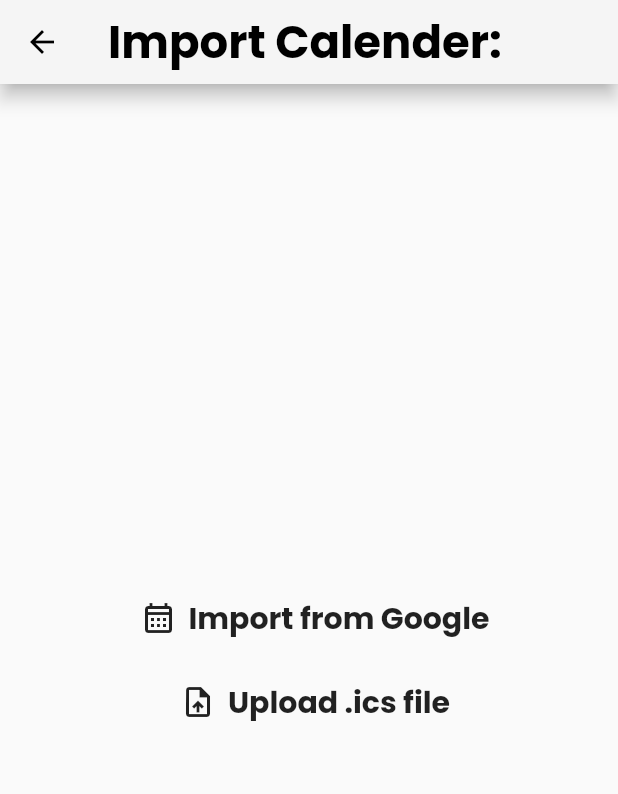
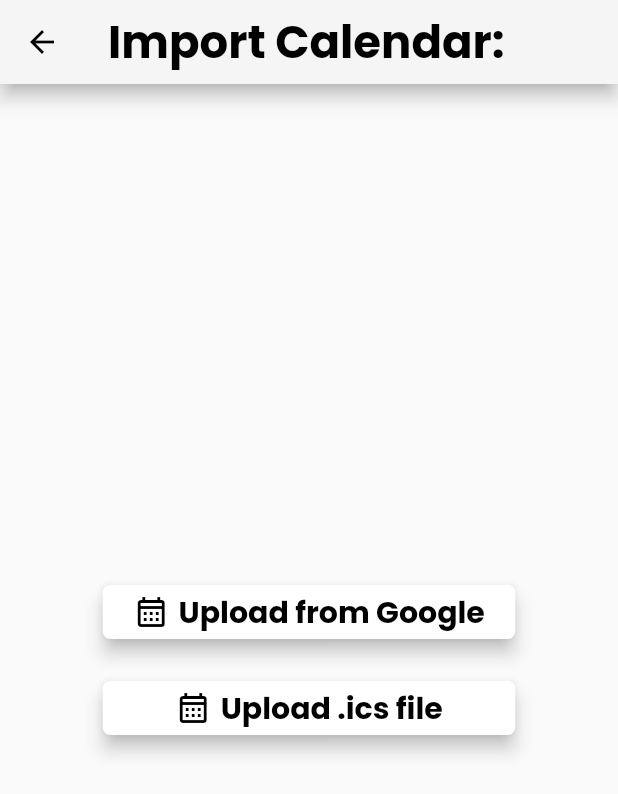
Before and after one commit to ucd-seniorDesign2324/Neuro-Nudge-Flutter-Project, a Flutter app: the ImportCalendarPage screen opened directly, on a phone screen of 412 x 824 dp. Shown: the top 794 px of the screen. Run offline on Flutter 3.47's test engine with Material 3 defaults, Android fonts, the phone set to English and light mode, and no system bars; our stand-ins replace flutter_local_notifications, flutter_riverpod, gap, google_fonts, material_floating_search_bar_2, shared_preferences and 2 more; missing offline and left inert: icalendar_parser; accounts and stored records are empty; network calls fail.

Commit message:
Get request for import ics file button.

```diff
--- a/lib/data/python_api.dart
+++ b/lib/data/python_api.dart
@@ -12,3 +12,19 @@ Future<List<Meeting>> fetchEvents(http.Client http) async {
 
   return meetings;
 }
+
+// Get request for "importing" ICS file
+Future<http.Response> importEvents() async {
+
+    try{
+      final response = await http.get(Uri.parse('https://127.0.0.1:8000/load-ics'));
+      if(response.statusCode == 200){
+        return response;
+      }
+      else{
+        throw Exception('Failed Get request. Status code ${response.statusCode}');
+      }
+    } catch(e){
+      throw Exception("Error Fetching Data: $e");
+    }
+}
--- a/lib/presentation/home_page.dart
+++ b/lib/presentation/home_page.dart
@@ -75,13 +75,7 @@ class _CalWidgetState extends ConsumerState<CalWidget>{
   @override
   void initState() {
     super.initState();
-    //asyncFetch();
   }
-
-  // Database API call
-  // void asyncFetch() async {
-  //   appointments = await fetchEvents(http.Client());
-  // }
 
   // TODO: Perhaps use FutureBuilder widget for calendar data?
   @override
--- a/lib/presentation/import_calendar_page.dart
+++ b/lib/presentation/import_calendar_page.dart
@@ -6,7 +6,9 @@
   Each option is represented by an icon and text in a row layout.
  */
 
+
 import 'package:flutter/material.dart';
+import 'package:nn/data/python_api.dart';
 
 // Define a StatelessWidget for importing calendar page
 class ImportCalendarPage extends StatelessWidget {
@@ -14,7 +16,7 @@ class ImportCalendarPage extends StatelessWidget {
 
   @override
   Widget build(BuildContext context){
-    const String pageName = "Import Calender:";
+    const String pageName = "Import Calendar:";
     return  Scaffold(
       appBar: AppBar(
         iconTheme: const IconThemeData(color: Colors.black),
@@ -29,32 +31,44 @@ class ImportCalendarPage extends StatelessWidget {
           ),
         ),
       ),
-      body: const Column(
+      body: Column(
         mainAxisAlignment: MainAxisAlignment.center,
         children: [
-          Padding(
-            padding: EdgeInsets.all(8.0),
+           Padding(
+            padding: const EdgeInsets.all(8.0),
             child: Row(
               mainAxisAlignment: MainAxisAlignment.center,
               children: [
-                Padding(
-                  padding: EdgeInsets.all(8.0),
-                  child: Icon(Icons.calendar_month_outlined),
+                SizedBox(
+                  width: 275,
+                  child: OutlinedButton.icon(
+                    label: const Text("Upload from Google"),
+                    icon: const Icon(Icons.calendar_month_outlined),
+                    style:  Theme.of(context).outlinedButtonTheme.style,
+                    onPressed: (){
+                      const Placeholder();
+                    },),
                 ),
-                Text("Import from Google"),
               ],
             ),
           ),
+
           Padding(
-            padding: EdgeInsets.all(8.0),
+            padding: const EdgeInsets.all(8.0),
             child: Row(
               mainAxisAlignment: MainAxisAlignment.center,
               children: [
-                Padding(
-                  padding: EdgeInsets.all(8.0),
-                  child: Icon(Icons.upload_file),
+                SizedBox(
+                  width: 275,
+                  child: OutlinedButton.icon(
+                    label: const Text("Upload .ics file"),
+                    icon: const Icon(Icons.calendar_month_outlined),
+                    style:  Theme.of(context).outlinedButtonTheme.style,
+                    onPressed: () {
+                      importEvents();
+                    },
+                  ),
                 ),
-                Text("Upload .ics file"),
               ],
             ),
           ),
@@ -63,34 +77,3 @@ class ImportCalendarPage extends StatelessWidget {
     );
   }
 }
-
-
-
-// class ImportCalendarPage extends StatelessWidget {
-//   const ImportCalendarPage({super.key});
-
-//   @override
-//   Widget build(BuildContext context){
-//     return const Scaffold(
-//       children: [
-//         Padding(
-//           padding: EdgeInsets.all(8.0),
-//           child: Text("Import Calendar:"),
-//         ),
-//         Row(
-
-//         ),
-//         Center(
-//           child: Row(
-//             children: [
-//               // Icon(Icons.calendar_month_outlined),
-//               Text("Import from Google"),
-//             ],
-//           ),
-//         ),
-
-//       ],
-
-//     );
-//   }
-// }
--- a/lib/presentation/theme.dart
+++ b/lib/presentation/theme.dart
@@ -29,6 +29,19 @@ final ThemeData appThemeData = ThemeData(
   searchBarTheme: const SearchBarThemeData(
     hintStyle: MaterialStatePropertyAll<TextStyle>(TextStyle(fontSize: 20, fontWeight: FontWeight.normal)),
     padding: MaterialStatePropertyAll<EdgeInsets>(EdgeInsets.symmetric(horizontal: 16.0))
-  )
+  ),
+
+  outlinedButtonTheme: OutlinedButtonThemeData(
+    style: OutlinedButton.styleFrom(
+      shape: const RoundedRectangleBorder(borderRadius: BorderRadius.all(Radius.circular(5))),
+      backgroundColor: Colors.white,
+      foregroundColor: Colors.black,
+      elevation: 5,
+      textStyle: GoogleFonts.poppins(
+        fontSize: 20,
+        fontWeight: FontWeight.bold
+        ),
+      side: const BorderSide(width: 70.0),
+    ))
 
 );
```
